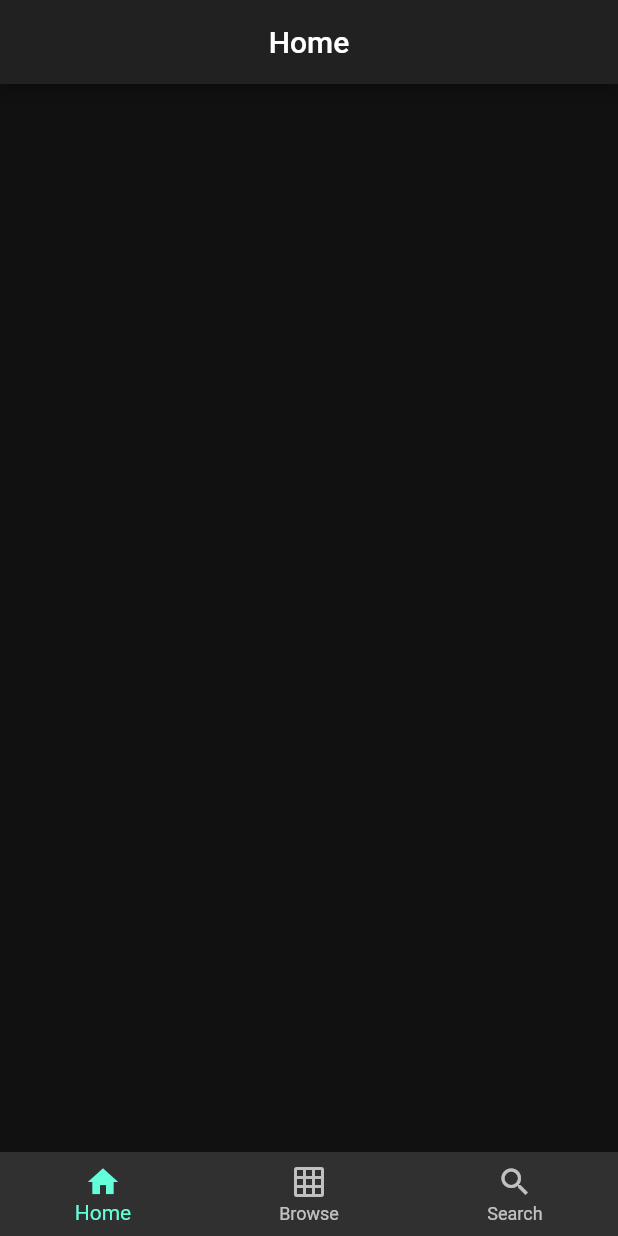
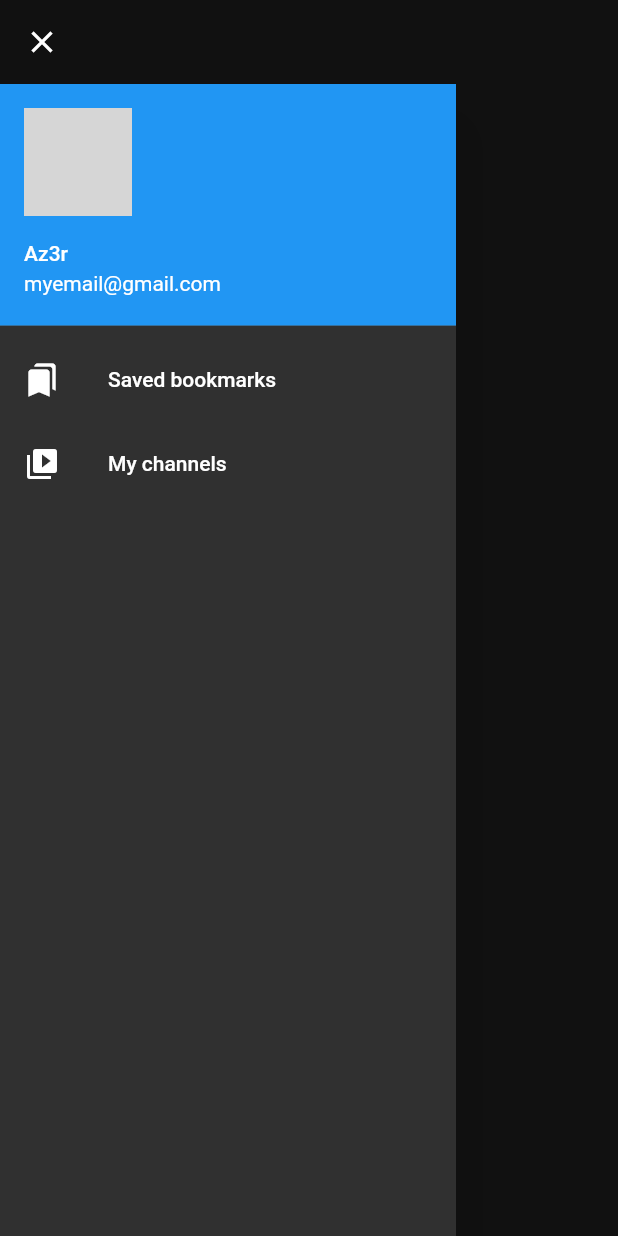
Before and after one commit to Az3r/MobileAdvance, a Flutter app: the screen it shows after launch, with the side drawer open (before the commit the screen has no drawer), on a phone screen of 412 x 824 dp. Run offline on Flutter 3.47's test engine with Material 2 defaults, Android fonts, the phone set to English and light mode, and no system bars; our stand-ins replace cloud_firestore, cloud_functions, firebase_core, get_it, logger, random_string; accounts and stored records are empty; network calls fail; grey boxes are pictures that could not be loaded.

Commit message:
+ user drawer

```diff
--- /dev/null
+++ b/lib/components/widgets/drawer.dart
@@ -0,0 +1,45 @@
+import 'package:SingularSight/utilities/constants.dart';
+import 'package:flutter/material.dart';
+
+class UserDrawer extends StatelessWidget {
+  const UserDrawer();
+  @override
+  Widget build(BuildContext context) {
+    return Scaffold(
+      appBar: AppBar(
+        backgroundColor: Colors.transparent,
+        shadowColor: Colors.transparent,
+        leading: IconButton(
+          icon: Icon(Icons.close),
+          color: Theme.of(context).colorScheme.onPrimary,
+          onPressed: () => Navigator.pop(context),
+        ),
+      ),
+      body: Drawer(
+        child: ListView(
+          children: [
+            UserAccountsDrawerHeader(
+              accountName: Text('Az3r'),
+              accountEmail: Text('myemail@gmail.com'),
+              currentAccountPicture: CircleAvatar(
+                backgroundImage: NetworkImage(
+                    'https://avatarfiles.alphacoders.com/261/261533.jpg'),
+              ),
+            ),
+            ListTile(
+              leading: Icon(Icons.bookmarks),
+              title: Text('Saved bookmarks'),
+              onTap: () =>
+                  Navigator.of(context).pushNamed(RouteNames.bookmarks),
+            ),
+            ListTile(
+              leading: Icon(Icons.video_library),
+              title: Text('My channels'),
+              onTap: () => Navigator.of(context).pushNamed(RouteNames.channels),
+            )
+          ],
+        ),
+      ),
+    );
+  }
+}
--- a/lib/pages/dashboard.dart
+++ b/lib/pages/dashboard.dart
@@ -1,3 +1,4 @@
+import 'package:SingularSight/components/widgets/drawer.dart';
 import 'package:SingularSight/pages/browse.dart';
 import 'package:SingularSight/pages/home.dart';
 import 'package:SingularSight/pages/search.dart';
@@ -30,6 +31,7 @@ class _DashboardState extends State<Dashboard> {
         title: Text(pages[_index]),
         centerTitle: true,
       ),
+      drawer: const UserDrawer(),
       body: PageView(
         controller: _controller,
         onPageChanged: (i) => setState(() => _index = i),
--- a/lib/utilities/constants.dart
+++ b/lib/utilities/constants.dart
@@ -1,4 +1,8 @@
 class RouteNames {
+  static String bookmarks;
+
+  static String channels;
+
   RouteNames._();
   static const String login = 'login';
   static const String dashboard = 'dashboard';
```
